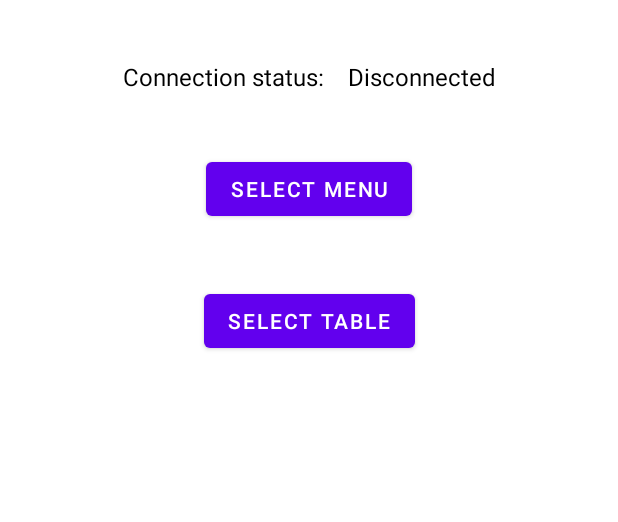
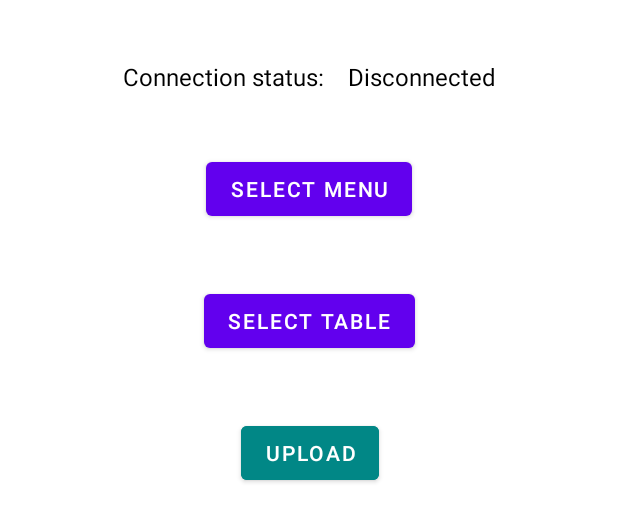
Before and after one commit to Itanik/food-raspisanie-android, an Android app: the layout activity_main.xml on its own in the app's theme, with its tools: preview values and no code run, on a phone screen of 412 x 824 dp. Shown: the top 522 px of the screen. Run offline under Robolectric (Android 15) with nearby library versions, the phone set to English and light mode, and no system bars.

Commit message:
Add upload button.

```diff
--- a/app/src/main/res/layout/activity_main.xml
+++ b/app/src/main/res/layout/activity_main.xml
@@ -56,6 +56,18 @@
             app:layout_constraintStart_toStartOf="@+id/select_menu_btn"
             app:layout_constraintTop_toBottomOf="@+id/select_menu_btn" />
 
+
+        <Button
+            android:id="@+id/upload_files_btn"
+            android:layout_width="wrap_content"
+            android:layout_height="wrap_content"
+            android:layout_marginTop="@dimen/large_margin"
+            android:text="@string/upload"
+            android:backgroundTint="@color/teal_700"
+            app:layout_constraintEnd_toEndOf="@+id/select_table_btn"
+            app:layout_constraintStart_toStartOf="@+id/select_table_btn"
+            app:layout_constraintTop_toBottomOf="@+id/select_table_btn" />
+
         <androidx.recyclerview.widget.RecyclerView
             android:id="@+id/debug_log"
             android:layout_width="0dp"
@@ -67,6 +79,6 @@
             app:layout_constraintBottom_toBottomOf="parent"
             app:layout_constraintEnd_toEndOf="parent"
             app:layout_constraintStart_toStartOf="parent"
-            app:layout_constraintTop_toBottomOf="@+id/select_table_btn" />
+            app:layout_constraintTop_toBottomOf="@+id/upload_files_btn" />
     </androidx.constraintlayout.widget.ConstraintLayout>
 </layout>
--- a/app/src/main/res/values/strings.xml
+++ b/app/src/main/res/values/strings.xml
@@ -11,4 +11,5 @@
     <string name="status_uploading">Uploading file on server</string>
     <string name="status_success">Operation successful</string>
     <string name="status_error">Error: %1$s</string>
+    <string name="upload">Upload</string>
 </resources>
```
Also changed, not shown: 1 other file.
